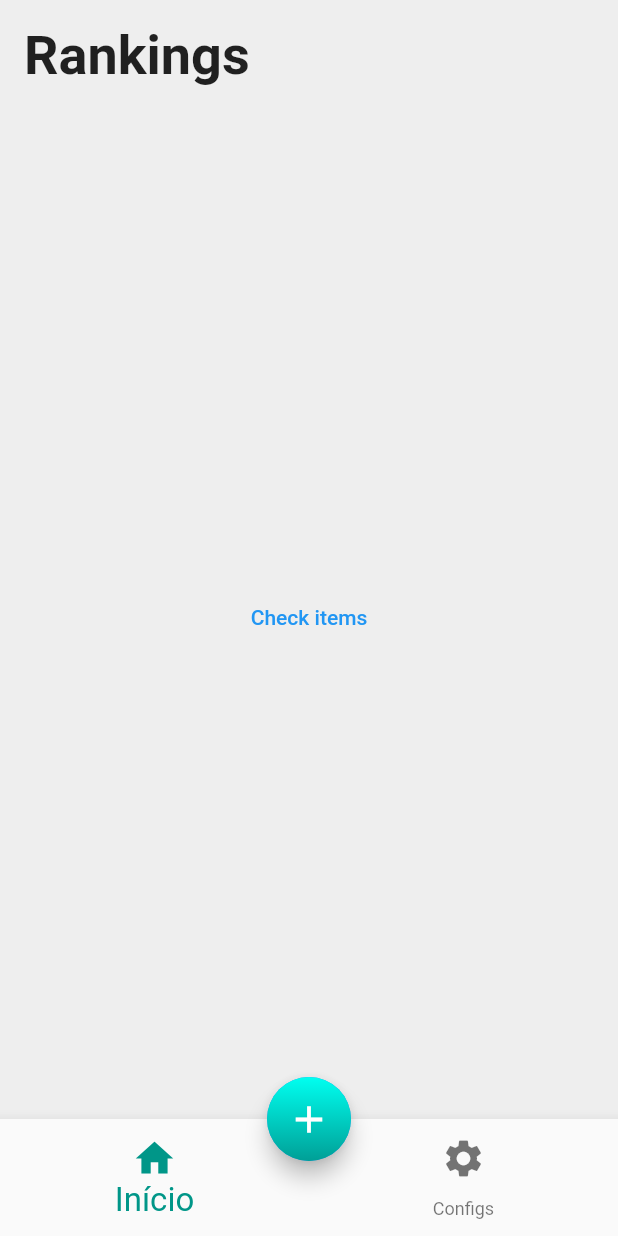
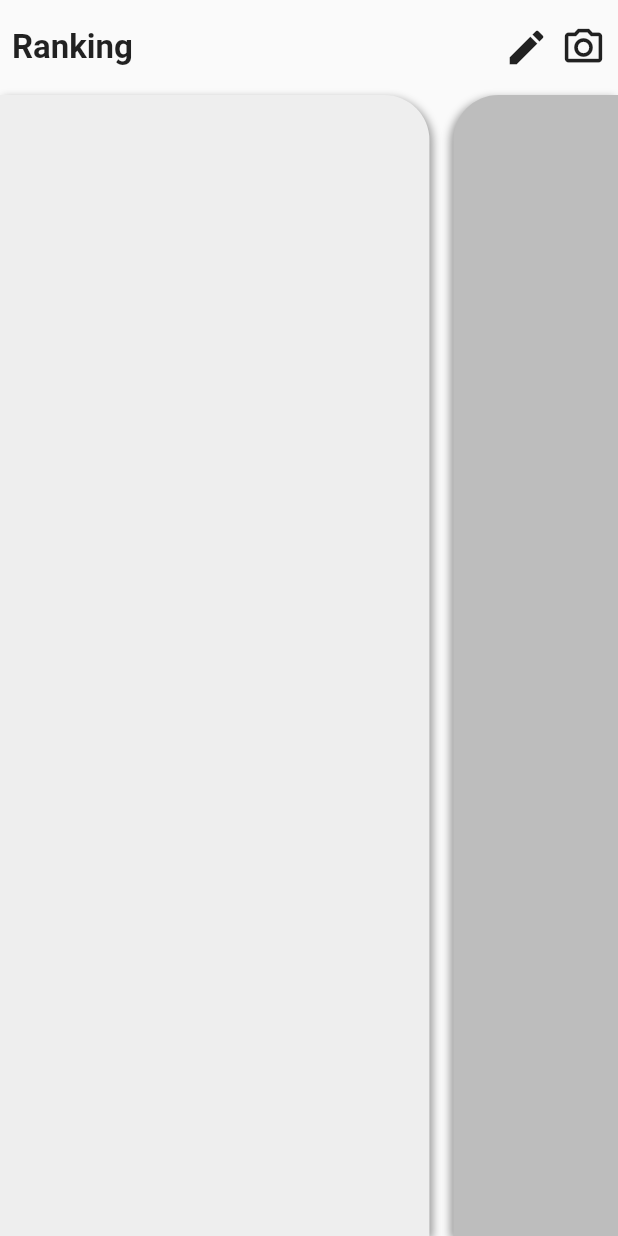
Before and after one commit to gabriel371/rnkr, a Flutter app: the screen it shows after launch, on a phone screen of 412 x 824 dp. Run offline on Flutter 3.47's test engine with Material 2 defaults, Android fonts, the phone set to English and light mode, and no system bars; missing offline and left inert: localstore.

Commit message:
refactored home page and implemented its layout

```diff
--- a/lib/app/data/models/ranking_model.dart
+++ b/lib/app/data/models/ranking_model.dart
@@ -1,16 +1,15 @@
-import 'category_model.dart';
 import 'item_model.dart';
 import 'rank_model.dart';
 
 class RankingModel {
   String name;
-  CategoryModel? category;
+  dynamic category;
   List<ItemModel>? items;
   List<RankModel>? ranks;
 
   RankingModel({
     required this.name,
-    this.category,
+    required this.category,
     this.items,
     this.ranks,
   });
--- a/lib/app/pages/home/home_page.dart
+++ b/lib/app/pages/home/home_page.dart
@@ -1,4 +1,7 @@
+import 'dart:convert';
+
 import 'package:flutter/material.dart';
+import 'package:rnkr/app/data/categories.dart';
 import 'package:rnkr/app/data/models/category_model.dart';
 import 'package:rnkr/app/data/models/ranking_model.dart';
 import 'package:rnkr/main.dart';
@@ -13,53 +16,116 @@ class HomePage extends StatefulWidget {
 }
 
 class _HomePageState extends State<HomePage> {
-  dynamic items;
-
-  getItems() async {
-    items = await db.collection('rankings').get();
-    print(items);
-  }
-
-  setItem(Map<String, dynamic> data) async {
-    await db.collection('rankings').doc('0').set(data);
-  }
-
   @override
   Widget build(BuildContext context) {
     return Scaffold(
-      backgroundColor: Colors.grey[200],
       body: SafeArea(
         child: Padding(
-          padding: const EdgeInsets.only(top: defaultPadding),
+          padding: const EdgeInsets.only(top: 0.0),
           child: Flex(
             direction: Axis.vertical,
-            crossAxisAlignment: CrossAxisAlignment.start,
             children: [
-              const Expanded(
+              Expanded(
                 flex: 1,
                 child: Padding(
-                  padding: EdgeInsets.symmetric(horizontal: defaultPadding),
-                  child: Text(
-                    'Rankings',
+                  padding: const EdgeInsets.symmetric(
+                    horizontal: (defaultPadding / 2),
+                  ),
+                  child: Row(
+                    mainAxisAlignment: MainAxisAlignment.spaceBetween,
+                    children: [
+                      const Text(
+                        // ranking.name,
+                        'Ranking',
                         style: TextStyle(
-                      fontSize: 36.0,
+                          fontSize: 22.0,
                           fontWeight: FontWeight.bold,
+                        ),
+                      ),
+                      Row(
+                        children: [
+                          GestureDetector(
+                            child: const Icon(
+                              Icons.edit,
+                              size: 30.0,
+                            ),
+                            onTap: () {},
+                          ),
+                          const SizedBox(width: (defaultPadding / 2)),
+                          GestureDetector(
+                            child: const Icon(
+                              Icons.camera_alt_outlined,
+                              size: 30.0,
+                            ),
+                            onTap: () {},
+                          ),
+                        ],
+                      ),
+                    ],
+                  ),
+                ),
+              ),
+              Expanded(
+                flex: 12,
+                child: Flex(
+                  direction: Axis.horizontal,
+                  children: [
+                    Expanded(
+                      flex: 10,
+                      child: Container(
+                        margin: const EdgeInsets.only(
+                          right: (defaultPadding / 2),
+                        ),
+                        decoration: BoxDecoration(
+                          color: Colors.grey[200],
+                          borderRadius: const BorderRadius.only(
+                            topRight: Radius.circular(30.0),
+                          ),
+                          boxShadow: const [
+                            BoxShadow(
+                              blurRadius: 4.0,
+                              offset: Offset(2.0, 2.0),
+                              color: Colors.grey,
+                            ),
+                          ],
+                        ),
+                        child: ClipRRect(
+                          borderRadius: const BorderRadius.only(
+                            topRight: Radius.circular(30.0),
+                          ),
+                          child: ListView(
+                            // TODO: Implement list of selected items here
+                            children: const [],
                           ),
                         ),
                       ),
                     ),
                     Expanded(
-                flex: 11,
-                child: Padding(
-                  padding:
-                      const EdgeInsets.symmetric(horizontal: defaultPadding),
-                  child: Center(
-                    // Temporary
-                    child: TextButton(
-                      child: const Text('Check items'),
-                      onPressed: () {
-                        getItems();
-                      },
+                      flex: 4,
+                      child: Container(
+                        margin: const EdgeInsets.only(
+                          left: (defaultPadding / 2),
+                        ),
+                        decoration: BoxDecoration(
+                          color: Colors.grey[400],
+                          borderRadius: const BorderRadius.only(
+                            topLeft: Radius.circular(30.0),
+                          ),
+                          boxShadow: const [
+                            BoxShadow(
+                              blurRadius: 4.0,
+                              offset: Offset(-2.0, 2.0),
+                              color: Colors.grey,
+                            ),
+                          ],
+                        ),
+                        child: ClipRRect(
+                          borderRadius: const BorderRadius.only(
+                            topLeft: Radius.circular(30.0),
+                          ),
+                          child: ListView(
+                            // TODO: Implement list of available items here
+                            children: const [],
                           ),
                         ),
                       ),
@@ -67,55 +133,10 @@ class _HomePageState extends State<HomePage> {
                   ],
                 ),
               ),
-      ),
-      bottomNavigationBar: BottomNavigationBar(
-        iconSize: 30.0,
-        selectedFontSize: 22.0,
-        selectedItemColor: Colors.teal,
-        items: const [
-          BottomNavigationBarItem(
-            icon: Icon(Icons.home),
-            label: 'Início',
-          ),
-          BottomNavigationBarItem(
-            icon: Icon(Icons.settings),
-            label: 'Configs',
-          ),
-        ],
-      ),
-      floatingActionButton: FloatingActionButton(
-        child: Container(
-          height: 60.0,
-          width: 60.0,
-          decoration: const BoxDecoration(
-            shape: BoxShape.circle,
-            gradient: LinearGradient(
-              begin: Alignment.topCenter,
-              end: Alignment.bottomCenter,
-              colors: [
-                Color(0xFF00FFF0),
-                Color(0xFF009F96),
             ],
           ),
         ),
-          child: const Icon(
-            Icons.add,
-            size: 30.0,
       ),
-        ),
-        onPressed: () {
-          // Temporary
-          RankingModel ranking = RankingModel(
-            name: 'Brasileirão',
-            // TODO: Implement CategoryModel list to use here
-            items: [],
-            ranks: [],
-          );
-          setItem(ranking.toJson());
-          print('Registered');
-        },
-      ),
-      floatingActionButtonLocation: FloatingActionButtonLocation.centerDocked,
     );
   }
 }
```
Also changed, not shown: lib/app/data/categories.dart (added, +46 -0 lines), lib/app/data/models/category_model.dart (+15 -4 lines), lib/app/pages/ranking/ranking_page.dart (added). Lines whose indentation alone changed are shown as unchanged.
